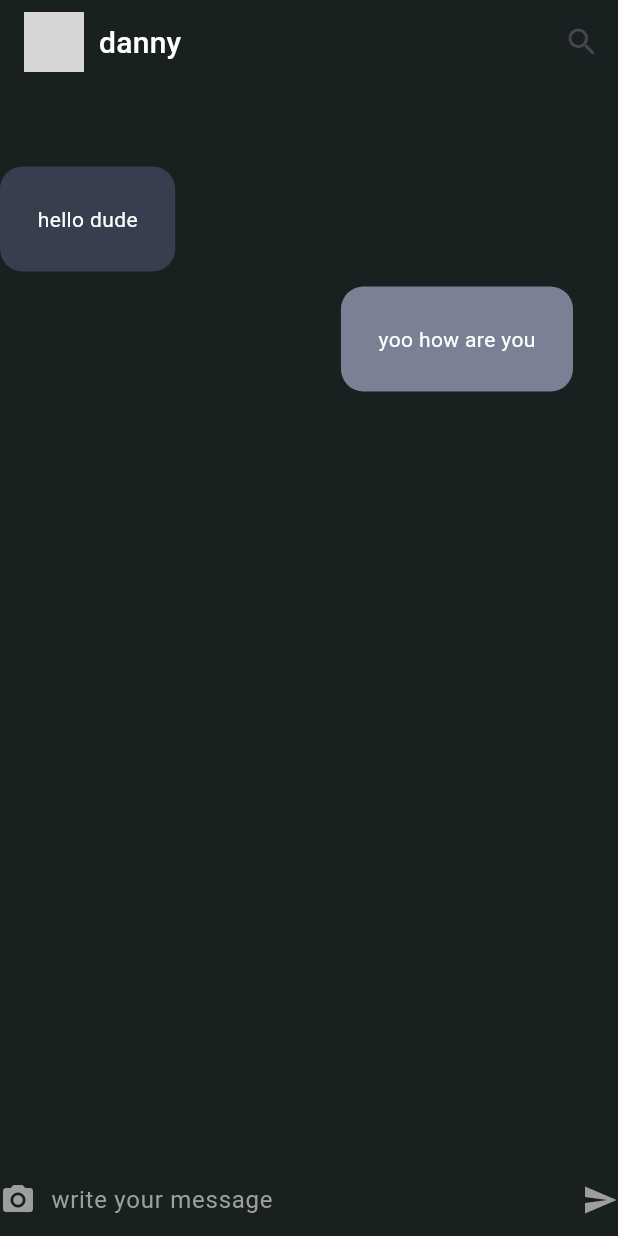
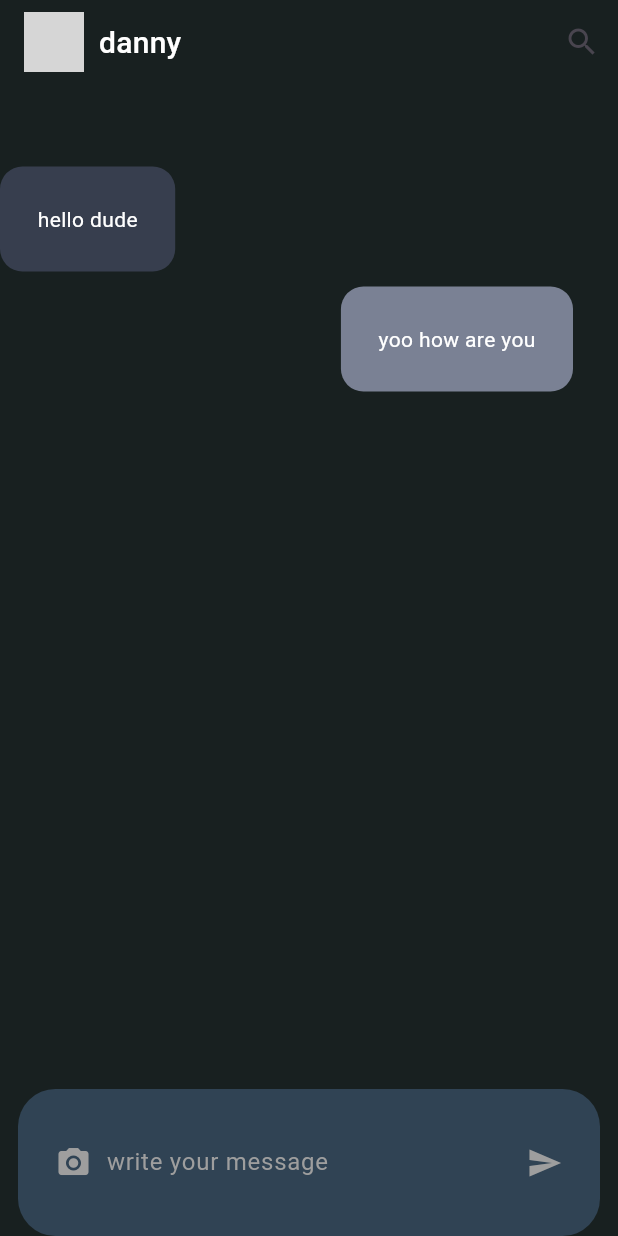
Before and after one commit to Betremariam/fiyori, a Flutter app: the screen it shows after launch, on a phone screen of 412 x 824 dp. Run offline on Flutter 3.47's test engine with Material 3 defaults, Android fonts, the phone set to English and light mode, and no system bars; our stand-ins replace google_fonts; network calls fail; grey boxes are pictures that could not be loaded.

Commit message:
giving margin paddind and decoration for Input message

```diff
--- a/mobile_app/lib/chat_page.dart
+++ b/mobile_app/lib/chat_page.dart
@@ -70,6 +70,12 @@ class ChatPage extends StatelessWidget {
 
   Widget _buildInputMessage() {
     return Container(
+      margin: EdgeInsets.symmetric(horizontal: 12),
+      padding: EdgeInsets.all(25),
+      decoration: BoxDecoration(
+        color: DefaultColors.sentMessageInput,
+        borderRadius: BorderRadius.circular(25),
+      ),
       child: Row(
         children: [
           GestureDetector(
```
